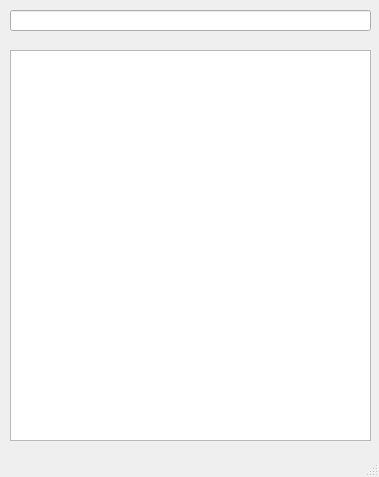
The window that src/Ui/PowerSearch.ui (david-wzheng/TarkovTools) describes before a commit, drawn with Qt 5.
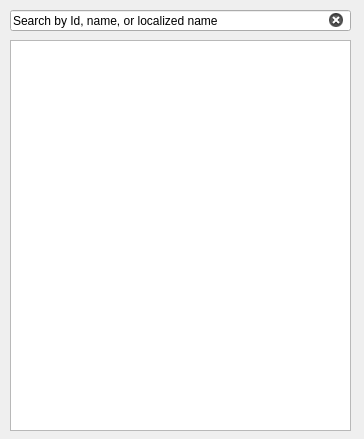
The same window after the commit.

Commit message: Start work on powerSearch

What changed in the file:
```diff
--- a/src/Ui/PowerSearch.ui
+++ b/src/Ui/PowerSearch.ui
@@ -6,58 +6,77 @@
    <rect>
     <x>0</x>
     <y>0</y>
-    <width>379</width>
-    <height>477</height>
+    <width>364</width>
+    <height>439</height>
    </rect>
   </property>
+  <property name="sizePolicy">
+   <sizepolicy hsizetype="Fixed" vsizetype="Fixed">
+    <horstretch>0</horstretch>
+    <verstretch>0</verstretch>
+   </sizepolicy>
+  </property>
+  <property name="minimumSize">
+   <size>
+    <width>364</width>
+    <height>439</height>
+   </size>
+  </property>
+  <property name="maximumSize">
+   <size>
+    <width>364</width>
+    <height>480</height>
+   </size>
+  </property>
   <property name="windowTitle">
    <string>Power Search</string>
   </property>
   <widget class="QWidget" name="centralwidget">
-   <widget class="QLineEdit" name="PowerSearch">
+   <widget class="QLineEdit" name="Search">
     <property name="geometry">
      <rect>
       <x>10</x>
       <y>10</y>
-      <width>361</width>
+      <width>341</width>
       <height>21</height>
      </rect>
     </property>
+    <property name="text">
+     <string>Search by Id, name, or localized name</string>
+    </property>
+    <property name="clearButtonEnabled">
+     <bool>true</bool>
+    </property>
    </widget>
    <widget class="QListWidget" name="PowerSearchListView">
     <property name="geometry">
      <rect>
       <x>10</x>
-      <y>50</y>
-      <width>361</width>
+      <y>40</y>
+      <width>341</width>
       <height>391</height>
      </rect>
     </property>
+    <property name="sizePolicy">
+     <sizepolicy hsizetype="Fixed" vsizetype="Fixed">
+      <horstretch>0</horstretch>
+      <verstretch>0</verstretch>
+     </sizepolicy>
+    </property>
     <property name="minimumSize">
      <size>
-      <width>361</width>
-      <height>391</height>
+      <width>0</width>
+      <height>0</height>
      </size>
     </property>
     <property name="maximumSize">
      <size>
-      <width>361</width>
+      <width>349</width>
       <height>391</height>
      </size>
     </property>
    </widget>
   </widget>
-  <widget class="QMenuBar" name="menubar">
-   <property name="geometry">
-    <rect>
-     <x>0</x>
-     <y>0</y>
-     <width>379</width>
-     <height>22</height>
-    </rect>
-   </property>
-  </widget>
-  <widget class="QStatusBar" name="statusbar"/>
  </widget>
  <resources/>
  <connections/>
```
Left out of the diff: 6 changed lines with no effect on the pictures. The commit also changes 10 other files.
